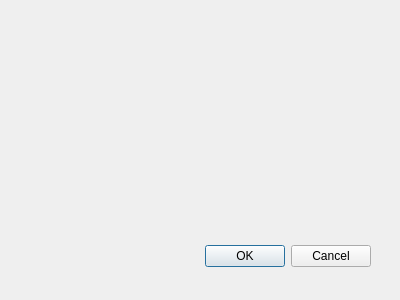
Before: the Qt Designer form src/Noise/noisesimulationdialog.ui in rmaugusto/qblade, drawn with Qt 5.
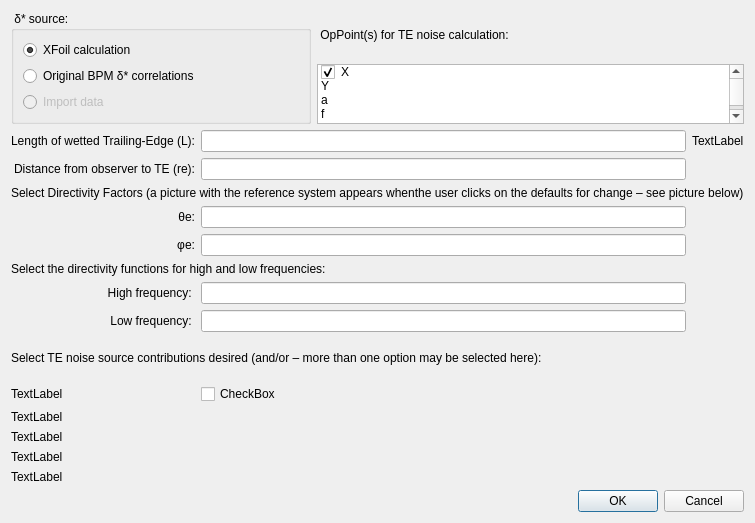
After: the same form once the commit is applied. Icons and pictures are not drawn.

The edit to the form file:
```diff
--- a/src/Noise/noisesimulationdialog.ui
+++ b/src/Noise/noisesimulationdialog.ui
@@ -6,29 +6,392 @@
    <rect>
     <x>0</x>
     <y>0</y>
-    <width>400</width>
-    <height>300</height>
+    <width>728</width>
+    <height>482</height>
    </rect>
   </property>
   <property name="windowTitle">
    <string>Dialog</string>
   </property>
-  <widget class="QDialogButtonBox" name="buttonBox">
-   <property name="geometry">
-    <rect>
-     <x>30</x>
-     <y>240</y>
-     <width>341</width>
-     <height>32</height>
-    </rect>
-   </property>
-   <property name="orientation">
-    <enum>Qt::Horizontal</enum>
-   </property>
-   <property name="standardButtons">
-    <set>QDialogButtonBox::Cancel|QDialogButtonBox::Ok</set>
-   </property>
-  </widget>
+  <layout class="QGridLayout" name="gridLayout_2">
+   <item row="0" column="0">
+    <widget class="QGroupBox" name="groupBox">
+     <property name="minimumSize">
+      <size>
+       <width>300</width>
+       <height>0</height>
+      </size>
+     </property>
+     <property name="title">
+      <string> δ* source:</string>
+     </property>
+     <layout class="QVBoxLayout" name="verticalLayout_4">
+      <item>
+       <widget class="QRadioButton" name="radioButton">
+        <property name="text">
+         <string>XFoil calculation</string>
+        </property>
+        <property name="checked">
+         <bool>true</bool>
+        </property>
+       </widget>
+      </item>
+      <item>
+       <widget class="QRadioButton" name="radioButton_2">
+        <property name="text">
+         <string>Original BPM δ* correlations</string>
+        </property>
+       </widget>
+      </item>
+      <item>
+       <widget class="QRadioButton" name="radioButton_3">
+        <property name="enabled">
+         <bool>false</bool>
+        </property>
+        <property name="text">
+         <string>Import data</string>
+        </property>
+        <property name="checkable">
+         <bool>true</bool>
+        </property>
+       </widget>
+      </item>
+     </layout>
+    </widget>
+   </item>
+   <item row="0" column="1">
+    <layout class="QVBoxLayout" name="verticalLayout_3">
+     <item>
+      <widget class="QLabel" name="label">
+       <property name="text">
+        <string> OpPoint(s) for TE noise calculation:</string>
+       </property>
+      </widget>
+     </item>
+     <item>
+      <widget class="QListWidget" name="listWidget">
+       <property name="minimumSize">
+        <size>
+         <width>0</width>
+         <height>60</height>
+        </size>
+       </property>
+       <property name="maximumSize">
+        <size>
+         <width>16777215</width>
+         <height>60</height>
+        </size>
+       </property>
+       <property name="sizeAdjustPolicy">
+        <enum>QAbstractScrollArea::AdjustIgnored</enum>
+       </property>
+       <property name="autoScroll">
+        <bool>true</bool>
+       </property>
+       <property name="selectionMode">
+        <enum>QAbstractItemView::NoSelection</enum>
+       </property>
+       <property name="movement">
+        <enum>QListView::Static</enum>
+       </property>
+       <property name="resizeMode">
+        <enum>QListView::Fixed</enum>
+       </property>
+       <property name="layoutMode">
+        <enum>QListView::SinglePass</enum>
+       </property>
+       <property name="viewMode">
+        <enum>QListView::ListMode</enum>
+       </property>
+       <item>
+        <property name="text">
+         <string>X</string>
+        </property>
+        <property name="checkState">
+         <enum>Checked</enum>
+        </property>
+       </item>
+       <item>
+        <property name="text">
+         <string>Y</string>
+        </property>
+        <property name="checkState">
+         <enum>Unchecked</enum>
+        </property>
+       </item>
+       <item>
+        <property name="text">
+         <string>a</string>
+        </property>
+        <property name="checkState">
+         <enum>Unchecked</enum>
+        </property>
+       </item>
+       <item>
+        <property name="text">
+         <string>f</string>
+        </property>
+       </item>
+       <item>
+        <property name="text">
+         <string>aa</string>
+        </property>
+       </item>
+       <item>
+        <property name="text">
+         <string>sfese</string>
+        </property>
+       </item>
+       <item>
+        <property name="text">
+         <string>fs</string>
+        </property>
+       </item>
+       <item>
+        <property name="text">
+         <string>efs</string>
+        </property>
+       </item>
+       <item>
+        <property name="text">
+         <string>efs</string>
+        </property>
+       </item>
+       <item>
+        <property name="text">
+         <string>f</string>
+        </property>
+       </item>
+       <item>
+        <property name="text">
+         <string>s</string>
+        </property>
+       </item>
+       <item>
+        <property name="text">
+         <string>New Item</string>
+        </property>
+       </item>
+      </widget>
+     </item>
+    </layout>
+   </item>
+   <item row="8" column="0" colspan="2">
+    <widget class="QDialogButtonBox" name="buttonBox">
+     <property name="orientation">
+      <enum>Qt::Horizontal</enum>
+     </property>
+     <property name="standardButtons">
+      <set>QDialogButtonBox::Cancel|QDialogButtonBox::Ok</set>
+     </property>
+    </widget>
+   </item>
+   <item row="1" column="0" colspan="2">
+    <layout class="QGridLayout" name="gridLayout_3">
+     <item row="2" column="1" colspan="3">
+      <widget class="QLabel" name="label_5">
+       <property name="text">
+        <string>Select Directivity Factors (a picture with the reference system appears whenthe user clicks on the defaults for change – see picture below)</string>
+       </property>
+      </widget>
+     </item>
+     <item row="4" column="1">
+      <widget class="QLabel" name="label_7">
+       <property name="layoutDirection">
+        <enum>Qt::LeftToRight</enum>
+       </property>
+       <property name="text">
+        <string>φe:</string>
+       </property>
+       <property name="alignment">
+        <set>Qt::AlignRight|Qt::AlignTrailing|Qt::AlignVCenter</set>
+       </property>
+      </widget>
+     </item>
+     <item row="3" column="1">
+      <widget class="QLabel" name="label_9">
+       <property name="layoutDirection">
+        <enum>Qt::LeftToRight</enum>
+       </property>
+       <property name="text">
+        <string>θe:</string>
+       </property>
+       <property name="alignment">
+        <set>Qt::AlignRight|Qt::AlignTrailing|Qt::AlignVCenter</set>
+       </property>
+      </widget>
+     </item>
+     <item row="8" column="1" colspan="2">
+      <layout class="QVBoxLayout" name="verticalLayout_5">
+       <item>
+        <widget class="QLabel" name="label_10">
+         <property name="minimumSize">
+          <size>
+           <width>0</width>
+           <height>40</height>
+          </size>
+         </property>
+         <property name="text">
+          <string>Select TE noise source contributions desired (and/or – more than one option may be selected here):</string>
+         </property>
+         <property name="wordWrap">
+          <bool>true</bool>
+         </property>
+        </widget>
+       </item>
+      </layout>
+     </item>
+     <item row="9" column="1">
+      <widget class="QLabel" name="label_17">
+       <property name="text">
+        <string>TextLabel</string>
+       </property>
+      </widget>
+     </item>
+     <item row="11" column="1">
+      <widget class="QLabel" name="label_16">
+       <property name="text">
+        <string>TextLabel</string>
+       </property>
+      </widget>
+     </item>
+     <item row="3" column="3" rowspan="11">
+      <widget class="QLabel" name="label_6">
+       <property name="minimumSize">
+        <size>
+         <width>0</width>
+         <height>227</height>
+        </size>
+       </property>
+       <property name="text">
+        <string/>
+       </property>
+       <property name="pixmap">
+        <pixmap resource="../../qblade.qrc">:/images/noise_3d_plate.png</pixmap>
+       </property>
+       <property name="scaledContents">
+        <bool>false</bool>
+       </property>
+       <property name="alignment">
+        <set>Qt::AlignCenter</set>
+       </property>
+      </widget>
+     </item>
+     <item row="12" column="1">
+      <widget class="QLabel" name="label_13">
+       <property name="text">
+        <string>TextLabel</string>
+       </property>
+      </widget>
+     </item>
+     <item row="10" column="1">
+      <widget class="QLabel" name="label_15">
+       <property name="text">
+        <string>TextLabel</string>
+       </property>
+      </widget>
+     </item>
+     <item row="1" column="1">
+      <widget class="QLabel" name="label_4">
+       <property name="layoutDirection">
+        <enum>Qt::LeftToRight</enum>
+       </property>
+       <property name="text">
+        <string>Distance from observer to TE (re):</string>
+       </property>
+       <property name="alignment">
+        <set>Qt::AlignRight|Qt::AlignTrailing|Qt::AlignVCenter</set>
+       </property>
+      </widget>
+     </item>
+     <item row="7" column="1">
+      <widget class="QLabel" name="label_12">
+       <property name="layoutDirection">
+        <enum>Qt::LeftToRight</enum>
+       </property>
+       <property name="text">
+        <string>Low frequency: </string>
+       </property>
+       <property name="alignment">
+        <set>Qt::AlignRight|Qt::AlignTrailing|Qt::AlignVCenter</set>
+       </property>
+      </widget>
+     </item>
+     <item row="6" column="2">
+      <widget class="QLineEdit" name="lineEdit_5"/>
+     </item>
+     <item row="1" column="2">
+      <widget class="QLineEdit" name="lineEdit_4"/>
+     </item>
+     <item row="3" column="2">
+      <widget class="QLineEdit" name="lineEdit_2"/>
+     </item>
+     <item row="0" column="1">
+      <widget class="QLabel" name="label_2">
+       <property name="layoutDirection">
+        <enum>Qt::LeftToRight</enum>
+       </property>
+       <property name="text">
+        <string>Length of wetted Trailing-Edge (L):</string>
+       </property>
+       <property name="alignment">
+        <set>Qt::AlignRight|Qt::AlignTrailing|Qt::AlignVCenter</set>
+       </property>
+      </widget>
+     </item>
+     <item row="0" column="2">
+      <widget class="QLineEdit" name="lineEdit"/>
+     </item>
+     <item row="4" column="2">
+      <widget class="QLineEdit" name="lineEdit_3"/>
+     </item>
+     <item row="5" column="1" colspan="2">
+      <widget class="QLabel" name="label_8">
+       <property name="text">
+        <string>Select the directivity functions for high and low frequencies:</string>
+       </property>
+      </widget>
+     </item>
+     <item row="6" column="1">
+      <widget class="QLabel" name="label_11">
+       <property name="layoutDirection">
+        <enum>Qt::LeftToRight</enum>
+       </property>
+       <property name="text">
+        <string>High frequency: </string>
+       </property>
+       <property name="alignment">
+        <set>Qt::AlignRight|Qt::AlignTrailing|Qt::AlignVCenter</set>
+       </property>
+      </widget>
+     </item>
+     <item row="13" column="1">
+      <widget class="QLabel" name="label_14">
+       <property name="text">
+        <string>TextLabel</string>
+       </property>
+      </widget>
+     </item>
+     <item row="7" column="2">
+      <widget class="QLineEdit" name="lineEdit_6"/>
+     </item>
+     <item row="0" column="3">
+      <widget class="QLabel" name="label_3">
+       <property name="text">
+        <string>TextLabel</string>
+       </property>
+      </widget>
+     </item>
+     <item row="9" column="2">
+      <widget class="QCheckBox" name="checkBox">
+       <property name="text">
+        <string>CheckBox</string>
+       </property>
+      </widget>
+     </item>
+    </layout>
+   </item>
+  </layout>
  </widget>
  <resources/>
  <connections>
```
Left out of the diff: 4 changed lines with no effect on the pictures.
